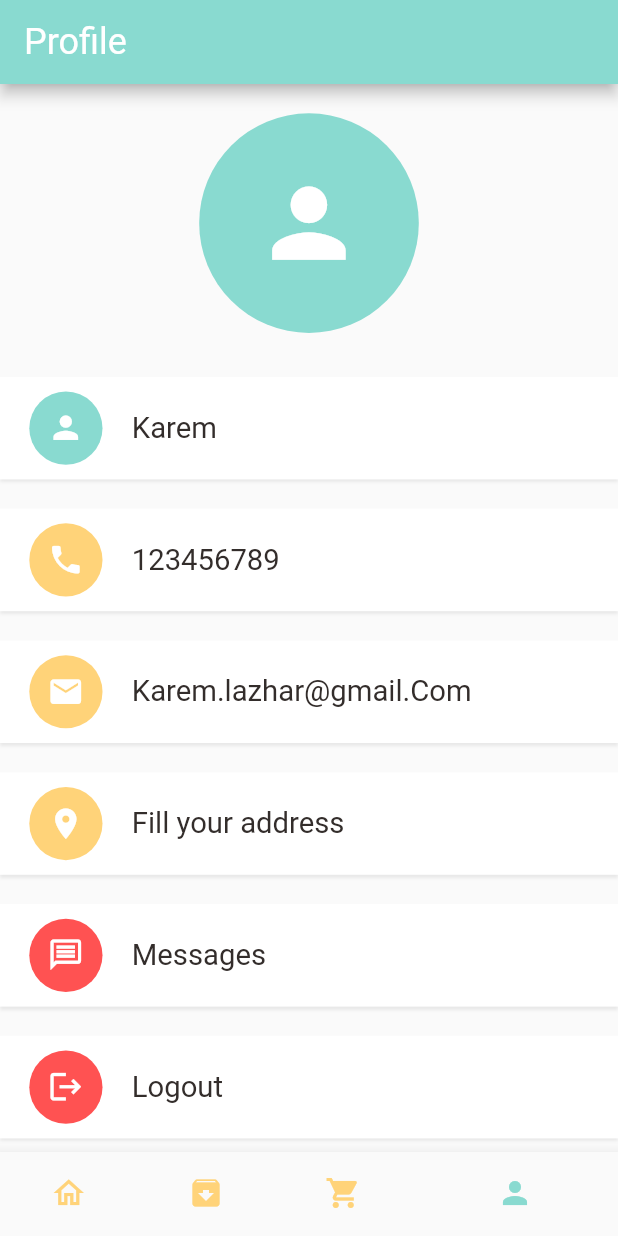
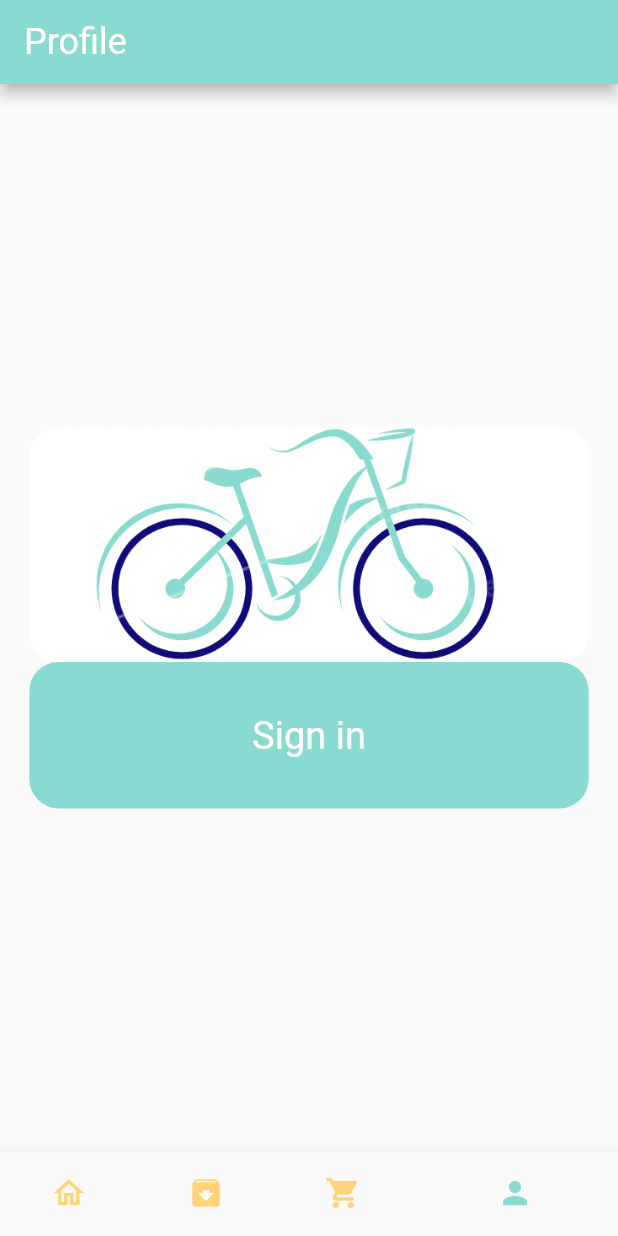
Before and after one commit to lazharkarem/food_delivery, a Flutter app: the screen it shows after launch, item 4 of the bottom bar chosen, on a phone screen of 412 x 824 dp. Run offline on Flutter 3.47's test engine with Material 2 defaults, Android fonts, the phone set to English and light mode, and no system bars; our stand-ins replace dots_indicator, get, persistent_bottom_nav_bar, shared_preferences; missing offline and left inert: dart:ffi; accounts and stored records are empty; network calls fail.

Commit message:
Login/register DONE

```diff
--- a/lib/controllers/auth_controller.dart
+++ b/lib/controllers/auth_controller.dart
@@ -35,7 +35,7 @@ class AuthController extends GetxController implements GetxService {
     late ResponseModel responseModel;
     if (response.statusCode == 200) {
       authRepo.saveUserToken(response.body["token"]);
-      print(response.body["token"].toString());
+      print("My token is " + response.body["token"]);
       responseModel = ResponseModel(true, response.body["token"]);
     } else {
       responseModel = ResponseModel(false, response.statusText!);
--- /dev/null
+++ b/lib/controllers/user_controller.dart
@@ -0,0 +1,30 @@
+import 'package:food_delivery/data/repository/user_repo.dart';
+import 'package:food_delivery/models/user_model.dart';
+import 'package:get/get.dart';
+
+import '../models/response_model.dart';
+
+class UserController extends GetxController implements GetxService {
+  final UserRepo userRepo;
+  UserController({required this.userRepo});
+
+  bool _isLoading = false;
+  late UserModel _userModel;
+  bool get isLoading => _isLoading;
+  UserModel get userModel => _userModel;
+
+  Future<ResponseModel> getUserInfo() async {
+    Response response = await userRepo.getUserInfo();
+    late ResponseModel responseModel;
+    if (response.statusCode == 200) {
+      _userModel = UserModel.fromJson(response.body);
+      _isLoading = true;
+      responseModel = ResponseModel(true, "successfully");
+    } else {
+      responseModel = ResponseModel(false, response.statusText!);
+    }
+
+    update();
+    return responseModel;
+  }
+}
--- /dev/null
+++ b/lib/data/repository/user_repo.dart
@@ -0,0 +1,11 @@
+import 'package:food_delivery/data/api/api_client.dart';
+import 'package:food_delivery/utils/app_constants.dart';
+import 'package:get/get.dart';
+
+class UserRepo {
+  final ApiClient apiClient;
+  UserRepo({required this.apiClient});
+  Future<Response> getUserInfo() async {
+    return await apiClient.getData(AppConstants.USER_INFO_URI);
+  }
+}
--- /dev/null
+++ b/lib/models/user_model.dart
@@ -0,0 +1,25 @@
+class UserModel {
+  int id;
+  String name;
+  String email;
+  String phone;
+  int orderCount;
+
+  UserModel({
+    required this.id,
+    required this.name,
+    required this.email,
+    required this.phone,
+    required this.orderCount,
+  });
+
+  factory UserModel.fromJson(Map<String, dynamic> json) {
+    return UserModel(
+      id: json['id'],
+      name: json['f_name'],
+      email: json['email'],
+      phone: json['phone'],
+      orderCount: json['order_count'],
+    );
+  }
+}
--- a/lib/pages/account/account_page.dart
+++ b/lib/pages/account/account_page.dart
@@ -1,6 +1,10 @@
+// ignore_for_file: avoid_unnecessary_containers, prefer_const_constructors
+
 import 'package:flutter/material.dart';
+import 'package:food_delivery/base/custom_loader.dart';
 import 'package:food_delivery/controllers/auth_controller.dart';
 import 'package:food_delivery/controllers/cart_controller.dart';
+import 'package:food_delivery/controllers/user_controller.dart';
 import 'package:food_delivery/routes/route_helper.dart';
 import 'package:food_delivery/utils/colors.dart';
 import 'package:food_delivery/utils/dimensions.dart';
@@ -16,6 +20,10 @@ class AccountPage extends StatelessWidget {
 
   @override
   Widget build(BuildContext context) {
+    bool _userLoggedIn = Get.find<AuthController>().userLoggedIn();
+    if (_userLoggedIn) {
+      Get.find<UserController>().getUserInfo();
+    }
     return Scaffold(
         appBar: AppBar(
           backgroundColor: AppColors.mainColor,
@@ -25,7 +33,11 @@ class AccountPage extends StatelessWidget {
             color: Colors.white,
           ),
         ),
-      body: Container(
+        body: GetBuilder<UserController>(
+          builder: (userController) {
+            return _userLoggedIn
+                ? (userController.isLoading
+                    ? Container(
                         width: double.maxFinite,
                         margin: EdgeInsets.only(top: Dimensions.height20),
                         child: Column(
@@ -35,7 +47,8 @@ class AccountPage extends StatelessWidget {
                               icon: Icons.person,
                               backgroundColor: AppColors.mainColor,
                               iconColor: Colors.white,
-              iconSize: Dimensions.height45 + Dimensions.height30,
+                              iconSize:
+                                  Dimensions.height45 + Dimensions.height30,
                               size: Dimensions.height15 * 10,
                             ),
                             SizedBox(
@@ -55,7 +68,7 @@ class AccountPage extends StatelessWidget {
                                           size: Dimensions.height10 * 5,
                                         ),
                                         bigText: BigText(
-                          text: "Karem",
+                                          text: userController.userModel.name,
                                         )),
                                     SizedBox(
                                       height: Dimensions.height20,
@@ -64,13 +77,14 @@ class AccountPage extends StatelessWidget {
                                     AccountWidget(
                                         appIcon: AppIcon(
                                           icon: Icons.phone,
-                          backgroundColor: AppColors.yellowColor,
+                                          backgroundColor:
+                                              AppColors.yellowColor,
                                           iconColor: Colors.white,
                                           iconSize: Dimensions.height10 * 5 / 2,
                                           size: Dimensions.height10 * 5,
                                         ),
                                         bigText: BigText(
-                          text: "123456789",
+                                          text: userController.userModel.phone,
                                         )),
                                     SizedBox(
                                       height: Dimensions.height20,
@@ -79,13 +93,14 @@ class AccountPage extends StatelessWidget {
                                     AccountWidget(
                                         appIcon: AppIcon(
                                           icon: Icons.email,
-                          backgroundColor: AppColors.yellowColor,
+                                          backgroundColor:
+                                              AppColors.yellowColor,
                                           iconColor: Colors.white,
                                           iconSize: Dimensions.height10 * 5 / 2,
                                           size: Dimensions.height10 * 5,
                                         ),
                                         bigText: BigText(
-                          text: "Karem.lazhar@gmail.Com",
+                                          text: userController.userModel.email,
                                         )),
                                     SizedBox(
                                       height: Dimensions.height20,
@@ -94,7 +109,8 @@ class AccountPage extends StatelessWidget {
                                     AccountWidget(
                                         appIcon: AppIcon(
                                           icon: Icons.location_on,
-                          backgroundColor: AppColors.yellowColor,
+                                          backgroundColor:
+                                              AppColors.yellowColor,
                                           iconColor: Colors.white,
                                           iconSize: Dimensions.height10 * 5 / 2,
                                           size: Dimensions.height10 * 5,
@@ -123,11 +139,15 @@ class AccountPage extends StatelessWidget {
                                     //message
                                     GestureDetector(
                                       onTap: () {
-                        if (Get.find<AuthController>().userLoggedIn()) {
-                          Get.find<AuthController>().clearSharedData();
+                                        if (Get.find<AuthController>()
+                                            .userLoggedIn()) {
+                                          Get.find<AuthController>()
+                                              .clearSharedData();
                                           Get.find<CartController>().clear();
-                          Get.find<CartController>().clearCartHistory();
-                          Get.offNamed(RouteHelper.getSignInPage());
+                                          Get.find<CartController>()
+                                              .clearCartHistory();
+                                          Get.offNamed(
+                                              RouteHelper.getSignInPage());
                                         } else {
                                           print("you logged out");
                                         }
@@ -137,7 +157,8 @@ class AccountPage extends StatelessWidget {
                                             icon: Icons.logout,
                                             backgroundColor: Colors.redAccent,
                                             iconColor: Colors.white,
-                            iconSize: Dimensions.height10 * 5 / 2,
+                                            iconSize:
+                                                Dimensions.height10 * 5 / 2,
                                             size: Dimensions.height10 * 5,
                                           ),
                                           bigText: BigText(
@@ -153,7 +174,54 @@ class AccountPage extends StatelessWidget {
                             )
                           ],
                         ),
+                      )
+                    : CustomLoader())
+                : Container(
+                    child: Center(
+                        child: Column(
+                    mainAxisAlignment: MainAxisAlignment.center,
+                    children: [
+                      Container(
+                        width: double.maxFinite,
+                        height: Dimensions.height20 * 8,
+                        margin: EdgeInsets.only(
+                            left: Dimensions.width20,
+                            right: Dimensions.width20),
+                        decoration: BoxDecoration(
+                            borderRadius:
+                                BorderRadius.circular(Dimensions.radius20),
+                            image: DecorationImage(
+                                fit: BoxFit.cover,
+                                image: AssetImage(
+                                    "assets/image/signintocontinue.png"))),
                       ),
-    );
+                      GestureDetector(
+                        onTap: () {
+                          Get.toNamed(RouteHelper.getSignInPage());
+                        },
+                        child: Container(
+                          width: double.maxFinite,
+                          height: Dimensions.height20 * 5,
+                          margin: EdgeInsets.only(
+                              left: Dimensions.width20,
+                              right: Dimensions.width20),
+                          decoration: BoxDecoration(
+                            color: AppColors.mainColor,
+                            borderRadius:
+                                BorderRadius.circular(Dimensions.radius20),
+                          ),
+                          child: Center(
+                            child: BigText(
+                              text: "Sign in",
+                              color: Colors.white,
+                              size: Dimensions.font26,
+                            ),
+                          ),
+                        ),
+                      )
+                    ],
+                  )));
+          },
+        ));
   }
 }
--- a/lib/pages/auth/sign_in_page.dart
+++ b/lib/pages/auth/sign_in_page.dart
@@ -83,7 +83,7 @@ class SignInPage extends StatelessWidget {
                             crossAxisAlignment: CrossAxisAlignment.start,
                             children: [
                               Text(
-                                "Helo",
+                                "Hello",
                                 style: TextStyle(
                                     fontSize: Dimensions.font20 * 3 +
                                         Dimensions.font20 / 2,
--- a/lib/pages/auth/sign_up_page.dart
+++ b/lib/pages/auth/sign_up_page.dart
@@ -7,6 +7,7 @@ import 'package:food_delivery/base/custom_loader.dart';
 import 'package:food_delivery/base/show_custom_snackbar.dart';
 import 'package:food_delivery/controllers/auth_controller.dart';
 import 'package:food_delivery/models/signup_body_model.dart';
+import 'package:food_delivery/routes/route_helper.dart';
 import 'package:food_delivery/utils/colors.dart';
 import 'package:food_delivery/utils/dimensions.dart';
 import 'package:food_delivery/widgets/app_text_field.dart';
@@ -53,6 +54,7 @@ class SignUpPage extends StatelessWidget {
         authController.registration(signUpBody).then((status) {
           if (status.isSuccess) {
             print("Success registration");
+            Get.offNamed(RouteHelper.getIntial());
           } else {
             showCustomSnackBar(status.message);
           }
--- a/lib/utils/app_constants.dart
+++ b/lib/utils/app_constants.dart
@@ -10,11 +10,12 @@ class AppConstants {
 
   static const String UPLOAD_URL = "/uploads/";
 
-  //auth end points
+  //user and auth end points
   static const String REGISTRATION_URI = "/api/v1/auth/register";
   static const String LOGIN_URI = "/api/v1/auth/login";
+  static const String USER_INFO_URI = "/api/v1/customer/info";
 
-  static const String TOKEN = "";
+  static const String TOKEN = "DBtoken";
   static const String PHONE = "";
   static const String PASSWORD = "";
   static const String CART_LIST = "cart-list";
```
Also changed, not shown: lib/data/api/api_client.dart (+7 -6 lines), lib/helper/dependencies.dart (+15 -3 lines). Lines whose indentation alone changed are shown as unchanged.
